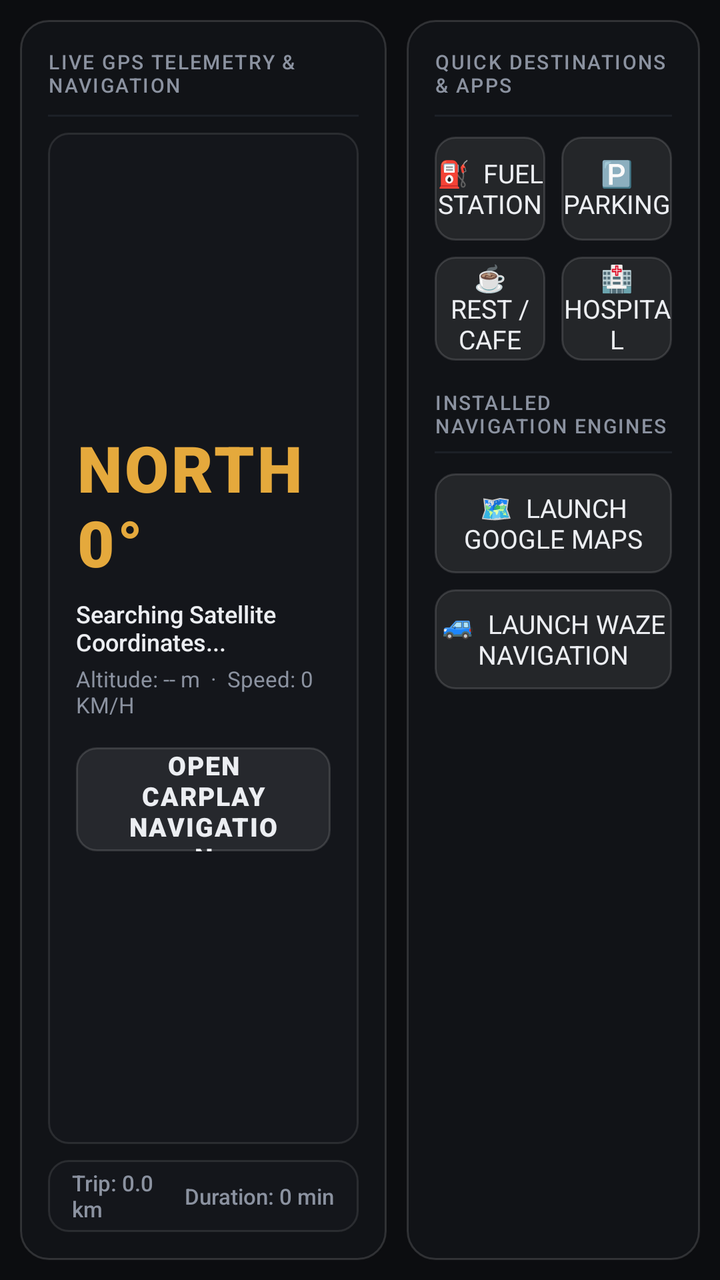
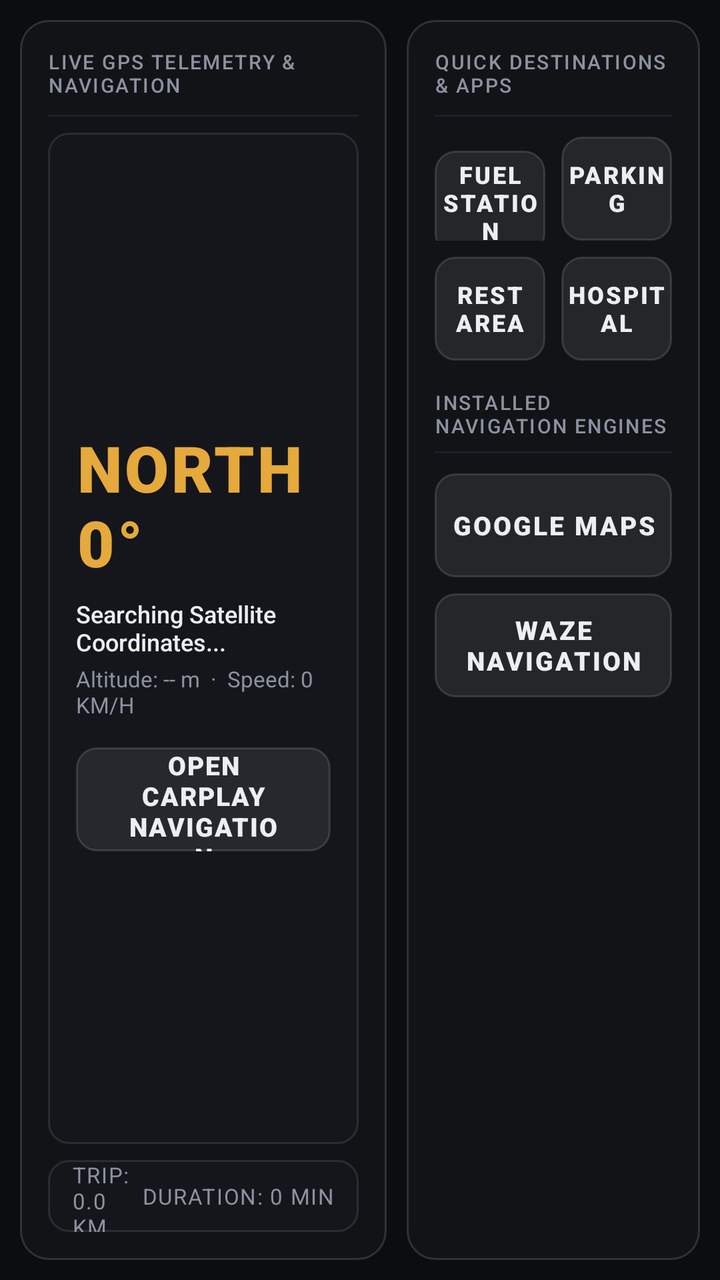

Compare the two renders of this Android layout. The source of the first and the diff that turns it into the second are given below.
<!-- AndroidManifest.xml: application theme Theme.ApexDrive -->
<!-- res/layout/view_maps.xml -->
<?xml version="1.0" encoding="utf-8"?>
<LinearLayout xmlns:android="http://schemas.android.com/apk/res/android"
    android:layout_width="match_parent"
    android:layout_height="match_parent"
    android:orientation="horizontal"
    android:padding="10dp">

    
    <LinearLayout
        android:layout_width="0dp"
        android:layout_height="match_parent"
        android:layout_weight="1.25"
        android:orientation="vertical"
        android:background="@drawable/bg_panel"
        android:padding="14dp">

        
        <LinearLayout
            android:layout_width="match_parent"
            android:layout_height="wrap_content"
            android:orientation="horizontal"
            android:gravity="center_vertical">

            <TextView
                android:layout_width="wrap_content"
                android:layout_height="wrap_content"
                android:text="LIVE GPS TELEMETRY &amp; NAVIGATION"
                android:textColor="@color/cockpit_text_secondary"
                android:textSize="10sp"
                android:fontFamily="sans-serif-medium"
                android:letterSpacing="0.08" />

            <View
                android:layout_width="0dp"
                android:layout_height="1dp"
                android:layout_weight="1" />

            <TextView
                android:id="@+id/tvNavAccuracy"
                android:layout_width="wrap_content"
                android:layout_height="wrap_content"
                android:background="@drawable/bg_card_inner"
                android:paddingStart="8dp"
                android:paddingEnd="8dp"
                android:paddingTop="2dp"
                android:paddingBottom="2dp"
                android:text="● 3D Fix · ±3m"
                android:textColor="@color/status_active"
                android:textSize="10sp"
                android:fontFamily="sans-serif-bold" />
        </LinearLayout>

        <View
            android:layout_width="match_parent"
            android:layout_height="1dp"
            android:layout_marginTop="8dp"
            android:background="@color/cockpit_surface_border_subtle" />

        
        <LinearLayout
            android:layout_width="match_parent"
            android:layout_height="0dp"
            android:layout_weight="1"
            android:layout_marginTop="8dp"
            android:orientation="vertical"
            android:gravity="center"
            android:background="@drawable/bg_card_inner"
            android:padding="14dp">

            <TextView
                android:id="@+id/tvNavHeadingBig"
                android:layout_width="wrap_content"
                android:layout_height="wrap_content"
                android:text="NORTH 0°"
                android:textColor="@color/accent_amber"
                android:textSize="32sp"
                android:fontFamily="sans-serif-black"
                android:letterSpacing="0.04" />

            <TextView
                android:id="@+id/tvNavCoordinates"
                android:layout_width="wrap_content"
                android:layout_height="wrap_content"
                android:layout_marginTop="6dp"
                android:text="Searching Satellite Coordinates..."
                android:textColor="@color/cockpit_text_primary"
                android:textSize="12sp"
                android:fontFamily="sans-serif-medium" />

            <TextView
                android:id="@+id/tvNavAltitude"
                android:layout_width="wrap_content"
                android:layout_height="wrap_content"
                android:layout_marginTop="3dp"
                android:text="Altitude: -- m  ·  Speed: 0 KM/H"
                android:textColor="@color/cockpit_text_secondary"
                android:textSize="11sp"
                android:fontFamily="sans-serif" />

            
            <Button
                android:id="@+id/btnNavCarPlayRoute"
                android:layout_width="wrap_content"
                android:layout_height="52dp"
                android:layout_marginTop="14dp"
                android:background="@drawable/bg_elevated_btn"
                android:text="OPEN CARPLAY NAVIGATION"
                android:textColor="@color/cockpit_text_primary"
                android:textSize="13sp"
                android:fontFamily="sans-serif-black"
                android:letterSpacing="0.05"
                android:paddingStart="26dp"
                android:paddingEnd="26dp" />

        </LinearLayout>

        
        <LinearLayout
            android:layout_width="match_parent"
            android:layout_height="36dp"
            android:layout_marginTop="8dp"
            android:orientation="horizontal"
            android:gravity="center_vertical"
            android:background="@drawable/bg_card_inner"
            android:paddingStart="12dp"
            android:paddingEnd="12dp">

            <TextView
                android:id="@+id/tvNavTripDist"
                android:layout_width="0dp"
                android:layout_height="wrap_content"
                android:layout_weight="1"
                android:text="Trip: 0.0 km"
                android:textColor="@color/cockpit_text_secondary"
                android:textSize="11sp"
                android:fontFamily="sans-serif-medium" />

            <TextView
                android:id="@+id/tvNavTripDuration"
                android:layout_width="wrap_content"
                android:layout_height="wrap_content"
                android:text="Duration: 0 min"
                android:textColor="@color/cockpit_text_secondary"
                android:textSize="11sp"
                android:fontFamily="sans-serif-medium" />
        </LinearLayout>

    </LinearLayout>

    
    <View
        android:layout_width="10dp"
        android:layout_height="match_parent" />

    
    <LinearLayout
        android:layout_width="0dp"
        android:layout_height="match_parent"
        android:layout_weight="1"
        android:orientation="vertical"
        android:background="@drawable/bg_panel"
        android:padding="14dp">

        <TextView
            android:layout_width="wrap_content"
            android:layout_height="wrap_content"
            android:text="QUICK DESTINATIONS &amp; APPS"
            android:textColor="@color/cockpit_text_secondary"
            android:textSize="10sp"
            android:fontFamily="sans-serif-medium"
            android:letterSpacing="0.08" />

        <View
            android:layout_width="match_parent"
            android:layout_height="1dp"
            android:layout_marginTop="8dp"
            android:background="@color/cockpit_surface_border_subtle" />

        
        <LinearLayout
            android:layout_width="match_parent"
            android:layout_height="wrap_content"
            android:layout_marginTop="10dp"
            android:orientation="horizontal">

            <Button
                android:id="@+id/btnNavFuel"
                android:layout_width="0dp"
                android:layout_height="52dp"
                android:layout_weight="1"
                android:background="@drawable/bg_elevated_btn"
                android:text="⛽  Fuel Station"
                android:textColor="@color/cockpit_text_primary"
                android:textSize="13sp"
                android:fontFamily="sans-serif-bold" />

            <Button
                android:id="@+id/btnNavParking"
                android:layout_width="0dp"
                android:layout_height="52dp"
                android:layout_weight="1"
                android:layout_marginStart="8dp"
                android:background="@drawable/bg_elevated_btn"
                android:text="🅿️  Parking"
                android:textColor="@color/cockpit_text_primary"
                android:textSize="13sp"
                android:fontFamily="sans-serif-bold" />
        </LinearLayout>

        <LinearLayout
            android:layout_width="match_parent"
            android:layout_height="wrap_content"
            android:layout_marginTop="8dp"
            android:orientation="horizontal">

            <Button
                android:id="@+id/btnNavCoffee"
                android:layout_width="0dp"
                android:layout_height="52dp"
                android:layout_weight="1"
                android:background="@drawable/bg_elevated_btn"
                android:text="☕  Rest / Cafe"
                android:textColor="@color/cockpit_text_primary"
                android:textSize="13sp"
                android:fontFamily="sans-serif-bold" />

            <Button
                android:id="@+id/btnNavHospital"
                android:layout_width="0dp"
                android:layout_height="52dp"
                android:layout_weight="1"
                android:layout_marginStart="8dp"
                android:background="@drawable/bg_elevated_btn"
                android:text="🏥  Hospital"
                android:textColor="@color/cockpit_text_primary"
                android:textSize="13sp"
                android:fontFamily="sans-serif-bold" />
        </LinearLayout>

        <TextView
            android:layout_width="wrap_content"
            android:layout_height="wrap_content"
            android:layout_marginTop="14dp"
            android:text="INSTALLED NAVIGATION ENGINES"
            android:textColor="@color/cockpit_text_secondary"
            android:textSize="10sp"
            android:fontFamily="sans-serif-medium"
            android:letterSpacing="0.08" />

        <View
            android:layout_width="match_parent"
            android:layout_height="1dp"
            android:layout_marginTop="6dp"
            android:background="@color/cockpit_surface_border_subtle" />

        <Button
            android:id="@+id/btnOpenGoogleMaps"
            android:layout_width="match_parent"
            android:layout_height="50dp"
            android:layout_marginTop="10dp"
            android:background="@drawable/bg_elevated_btn"
            android:text="🗺️  Launch Google Maps"
            android:textColor="@color/cockpit_text_primary"
            android:textSize="13sp"
            android:fontFamily="sans-serif-bold" />

        <Button
            android:id="@+id/btnOpenWaze"
            android:layout_width="match_parent"
            android:layout_height="50dp"
            android:layout_marginTop="8dp"
            android:background="@drawable/bg_elevated_btn"
            android:text="🚙  Launch Waze Navigation"
            android:textColor="@color/cockpit_text_primary"
            android:textSize="13sp"
            android:fontFamily="sans-serif-bold" />

    </LinearLayout>

</LinearLayout>
<!-- resources referenced by this layout -->
<resources>
  <color name="accent_amber">#E5A93C</color>
  <color name="cockpit_surface_border_subtle">#1C2027</color>
  <color name="cockpit_text_primary">#ECEEF2</color>
  <color name="cockpit_text_secondary">#8B92A0</color>
  <color name="status_active">#22C55E</color>
  <!-- drawable bg_card_inner (drawable) -->
  <?xml version="1.0" encoding="utf-8"?>
  <shape xmlns:android="http://schemas.android.com/apk/res/android"
      android:shape="rectangle">
      
      <solid android:color="#77181B22" />
      <stroke
          android:width="1dp"
          android:color="#1AFFFFFF" />
      <corners android:radius="10dp" />
  </shape>
  <!-- drawable bg_elevated_btn (drawable) -->
  <?xml version="1.0" encoding="utf-8"?>
  <selector xmlns:android="http://schemas.android.com/apk/res/android">
      <item android:state_pressed="true">
          <shape android:shape="rectangle">
              <solid android:color="#44FFFFFF" />
              <stroke android:width="1dp" android:color="#66FFFFFF" />
              <corners android:radius="10dp" />
          </shape>
      </item>
      <item android:state_focused="true">
          <shape android:shape="rectangle">
              <solid android:color="#33FFFFFF" />
              <stroke android:width="1dp" android:color="#55FFFFFF" />
              <corners android:radius="10dp" />
          </shape>
      </item>
      <item>
          <shape android:shape="rectangle">
              <solid android:color="#14FFFFFF" />
              <stroke android:width="1dp" android:color="#22FFFFFF" />
              <corners android:radius="10dp" />
          </shape>
      </item>
  </selector>
  <!-- drawable bg_panel (drawable) -->
  <?xml version="1.0" encoding="utf-8"?>
  <shape xmlns:android="http://schemas.android.com/apk/res/android"
      android:shape="rectangle">
      
      <solid android:color="#E8121419" />
      <stroke
          android:width="1dp"
          android:color="#24FFFFFF" />
      <corners android:radius="14dp" />
  </shape>
  <style name="Theme.ApexDrive" parent="Theme.AppCompat.NoActionBar">
          <item name="android:windowBackground">@color/cockpit_surface_base</item>
          <item name="android:statusBarColor">@color/cockpit_surface_panel</item>
          <item name="android:navigationBarColor">@color/cockpit_surface_base</item>
          <item name="android:windowNoTitle">true</item>
          <item name="android:windowFullscreen">true</item>
          <item name="android:colorBackground">@color/cockpit_surface_base</item>
      </style>
  <color name="cockpit_surface_base">#0C0D10</color>
  <color name="cockpit_surface_panel">#13151A</color>
</resources>

<!-- the commit's change to res/layout/view_maps.xml (unified diff, before → after) -->
@@ -130,19 +130,21 @@
                 android:layout_width="0dp"
                 android:layout_height="wrap_content"
                 android:layout_weight="1"
-                android:text="Trip: 0.0 km"
+                android:text="TRIP: 0.0 KM"
                 android:textColor="@color/cockpit_text_secondary"
                 android:textSize="11sp"
-                android:fontFamily="sans-serif-medium" />
+                android:fontFamily="sans-serif-bold"
+                android:letterSpacing="0.05" />
 
             <TextView
                 android:id="@+id/tvNavTripDuration"
                 android:layout_width="wrap_content"
                 android:layout_height="wrap_content"
-                android:text="Duration: 0 min"
+                android:text="DURATION: 0 MIN"
                 android:textColor="@color/cockpit_text_secondary"
                 android:textSize="11sp"
-                android:fontFamily="sans-serif-medium" />
+                android:fontFamily="sans-serif-bold"
+                android:letterSpacing="0.05" />
         </LinearLayout>
 
     </LinearLayout>
@@ -189,10 +191,11 @@
                 android:layout_height="52dp"
                 android:layout_weight="1"
                 android:background="@drawable/bg_elevated_btn"
-                android:text="⛽  Fuel Station"
-                android:textColor="@color/cockpit_text_primary"
-                android:textSize="13sp"
-                android:fontFamily="sans-serif-bold" />
+                android:text="FUEL STATION"
+                android:textColor="@color/cockpit_text_primary"
+                android:textSize="12sp"
+                android:fontFamily="sans-serif-black"
+                android:letterSpacing="0.08" />
 
             <Button
                 android:id="@+id/btnNavParking"
@@ -201,10 +204,11 @@
                 android:layout_weight="1"
                 android:layout_marginStart="8dp"
                 android:background="@drawable/bg_elevated_btn"
-                android:text="🅿️  Parking"
-                android:textColor="@color/cockpit_text_primary"
-                android:textSize="13sp"
-                android:fontFamily="sans-serif-bold" />
+                android:text="PARKING"
+                android:textColor="@color/cockpit_text_primary"
+                android:textSize="12sp"
+                android:fontFamily="sans-serif-black"
+                android:letterSpacing="0.08" />
         </LinearLayout>
 
         <LinearLayout
@@ -219,10 +223,11 @@
                 android:layout_height="52dp"
                 android:layout_weight="1"
                 android:background="@drawable/bg_elevated_btn"
-                android:text="☕  Rest / Cafe"
-                android:textColor="@color/cockpit_text_primary"
-                android:textSize="13sp"
-                android:fontFamily="sans-serif-bold" />
+                android:text="REST AREA"
+                android:textColor="@color/cockpit_text_primary"
+                android:textSize="12sp"
+                android:fontFamily="sans-serif-black"
+                android:letterSpacing="0.08" />
 
             <Button
                 android:id="@+id/btnNavHospital"
@@ -231,10 +236,11 @@
                 android:layout_weight="1"
                 android:layout_marginStart="8dp"
                 android:background="@drawable/bg_elevated_btn"
-                android:text="🏥  Hospital"
-                android:textColor="@color/cockpit_text_primary"
-                android:textSize="13sp"
-                android:fontFamily="sans-serif-bold" />
+                android:text="HOSPITAL"
+                android:textColor="@color/cockpit_text_primary"
+                android:textSize="12sp"
+                android:fontFamily="sans-serif-black"
+                android:letterSpacing="0.08" />
         </LinearLayout>
 
         <TextView
@@ -256,24 +262,26 @@
         <Button
             android:id="@+id/btnOpenGoogleMaps"
             android:layout_width="match_parent"
-            android:layout_height="50dp"
+            android:layout_height="52dp"
             android:layout_marginTop="10dp"
             android:background="@drawable/bg_elevated_btn"
-            android:text="🗺️  Launch Google Maps"
+            android:text="GOOGLE MAPS"
             android:textColor="@color/cockpit_text_primary"
             android:textSize="13sp"
-            android:fontFamily="sans-serif-bold" />
+            android:fontFamily="sans-serif-black"
+            android:letterSpacing="0.08" />
 
         <Button
             android:id="@+id/btnOpenWaze"
             android:layout_width="match_parent"
-            android:layout_height="50dp"
+            android:layout_height="52dp"
             android:layout_marginTop="8dp"
             android:background="@drawable/bg_elevated_btn"
-            android:text="🚙  Launch Waze Navigation"
+            android:text="WAZE NAVIGATION"
             android:textColor="@color/cockpit_text_primary"
             android:textSize="13sp"
-            android:fontFamily="sans-serif-bold" />
+            android:fontFamily="sans-serif-black"
+            android:letterSpacing="0.08" />
 
     </LinearLayout>
 
